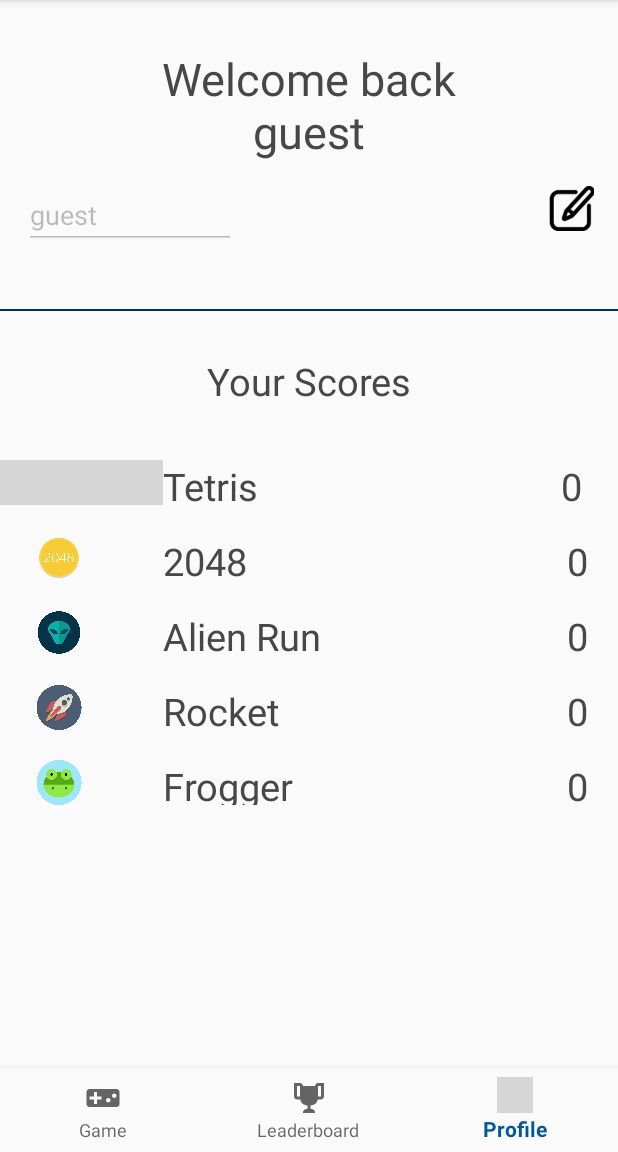
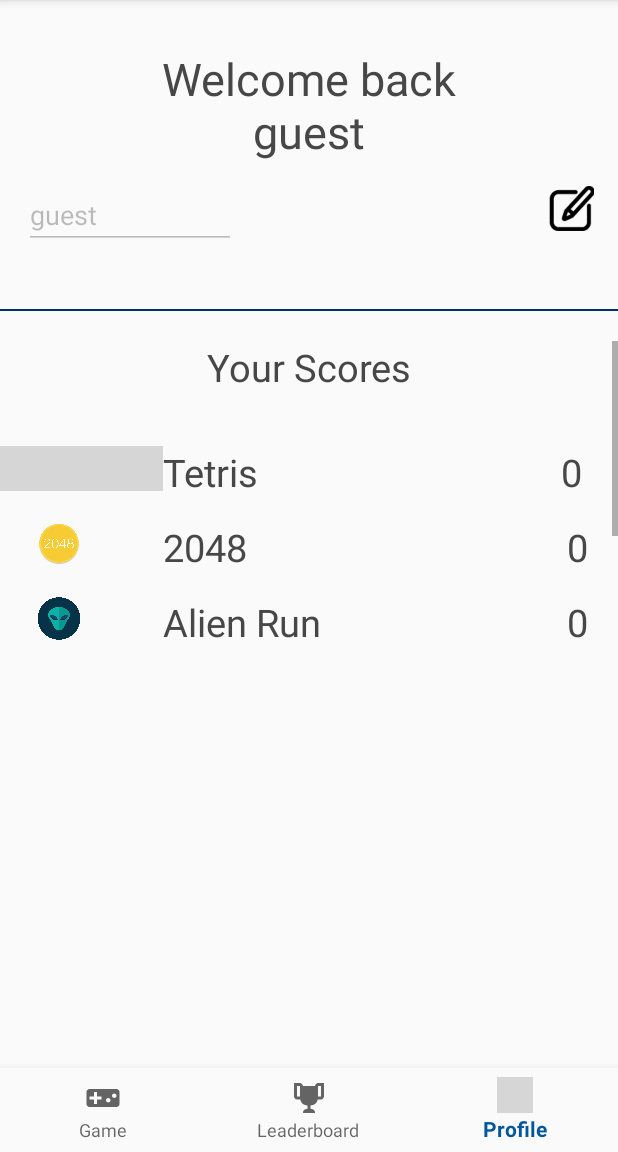
Before and after one commit to AmedeoD96/GiochiApp, an Android app: the Profile screen opened directly, with no data from a screen before it, on a phone screen of 412 x 824 dp, the part 84-1236 px from its top. Run offline under Robolectric (Android 15) with nearby library versions, the phone set to English and light mode, and no system bars; grey boxes are pictures that could not be loaded.

Commit message:
new icon launcher

```diff
--- a/app/src/main/AndroidManifest.xml
+++ b/app/src/main/AndroidManifest.xml
@@ -8,9 +8,9 @@
     <application
         android:name=".GlobalApplicationContext"
         android:allowBackup="true"
-        android:icon="@mipmap/ic_launcher"
+        android:icon="@mipmap/ic_newlauncher"
         android:label="@string/app_name"
-        android:roundIcon="@mipmap/ic_launcher_round"
+        android:roundIcon="@mipmap/ic_newlauncher_round"
         android:supportsRtl="true"
         android:theme="@style/AppTheme">
         <activity android:name=".NewHome.Profile"></activity>
--- a/app/src/main/res/layout-land/game_adapter.xml
+++ b/app/src/main/res/layout-land/game_adapter.xml
@@ -52,7 +52,7 @@
             <ImageView
                 android:id="@+id/imgViewGame"
                 android:layout_width="200dp"
-                android:layout_height="150dp"
+                android:layout_height="120dp"
                 android:layout_marginTop="20dp"
                 android:clickable="true"
                 android:focusable="true"
--- a/app/src/main/res/layout/activity_profile.xml
+++ b/app/src/main/res/layout/activity_profile.xml
@@ -69,12 +69,11 @@
 
     <ScrollView
         android:layout_width="match_parent"
-        android:layout_height="478dp"
-        android:layout_marginTop="32dp"
+        android:layout_height="204dp"
+        android:layout_marginTop="20dp"
         android:scrollbars="vertical"
-        app:layout_constraintBottom_toTopOf="@+id/navigation"
         app:layout_constraintEnd_toEndOf="parent"
-        app:layout_constraintHorizontal_bias="1.0"
+        app:layout_constraintHorizontal_bias="0.0"
         app:layout_constraintStart_toStartOf="parent"
         app:layout_constraintTop_toBottomOf="@+id/view">
 
```
Also changed, not shown: app/src/main/res/mipmap-hdpi/ic_newlauncher.png (added), app/src/main/res/mipmap-mdpi/ic_newlauncher.png (added), app/src/main/res/mipmap-xhdpi/ic_newlauncher.png (added), app/src/main/res/mipmap-xhdpi/ic_newlauncher_round.png (added), app/src/main/res/mipmap-xxhdpi/ic_newlauncher.png (added), app/src/main/res/mipmap-xxxhdpi/ic_newlauncher.png (added).
